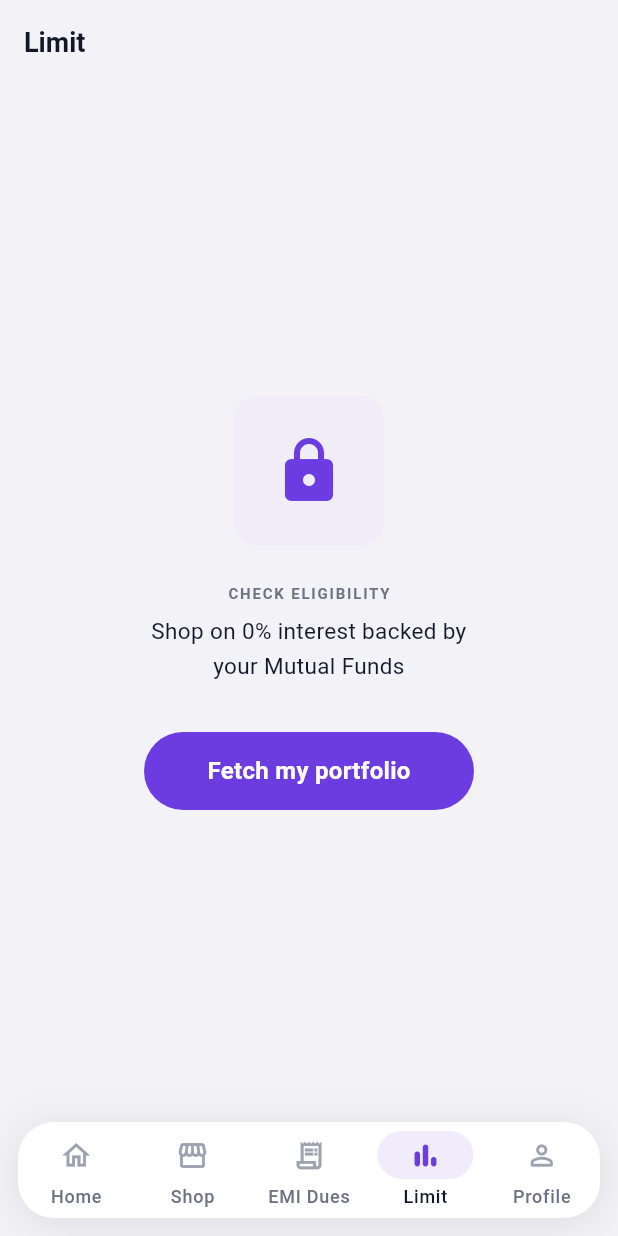
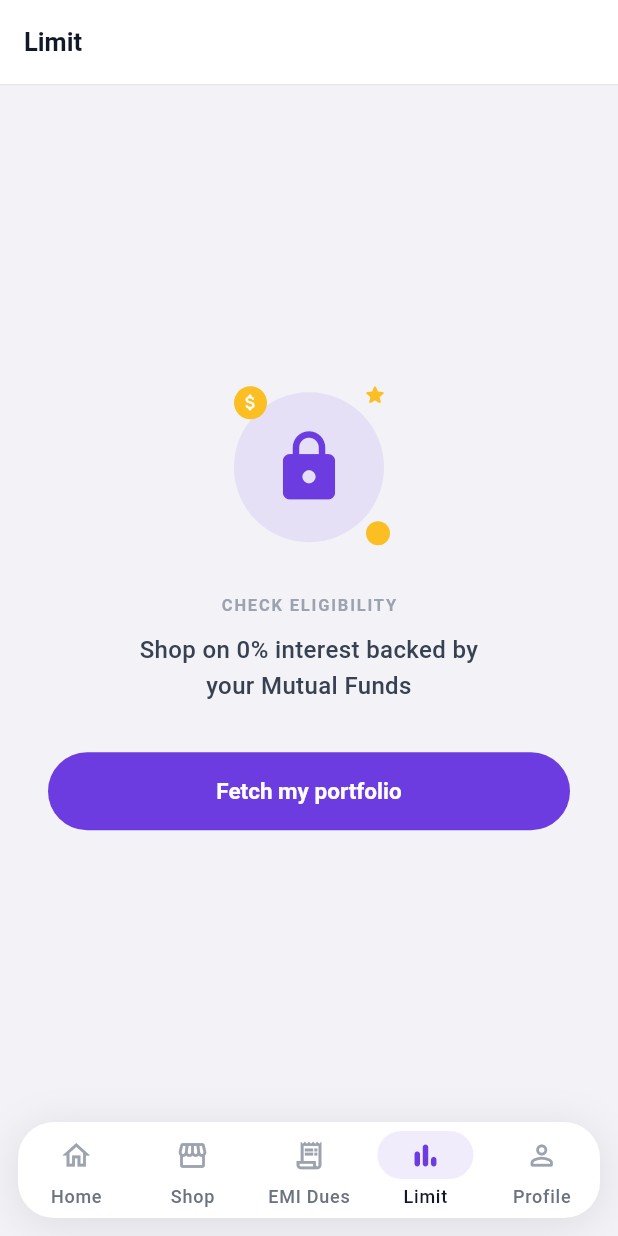
Before and after one commit to dev-yashgupta/1FI-3, a Flutter app: the LimitScreen screen opened by its route, on a phone screen of 412 x 824 dp. Run offline on Flutter 3.47's test engine with Material 3 defaults, Android fonts, the phone set to English and light mode, and no system bars; our stand-ins replace cached_network_image, dio, flutter_riverpod, go_router, shimmer; statements that could not run were skipped.

Commit message:
fix(o): update limit_screen.dart

```diff
--- a/onefi_app/lib/features/limit/limit_screen.dart
+++ b/onefi_app/lib/features/limit/limit_screen.dart
@@ -1,8 +1,6 @@
 import 'package:flutter/material.dart';
 import '../../core/theme/app_colors.dart';
-import '../../core/theme/app_text_styles.dart';
 import '../../core/constants/app_constants.dart';
-import '../../core/widgets/app_button.dart';
 
 class LimitScreen extends StatelessWidget {
   const LimitScreen({super.key});
@@ -12,40 +10,117 @@ class LimitScreen extends StatelessWidget {
     return Scaffold(
       backgroundColor: AppColors.background,
       appBar: AppBar(
-        title: const Text('Limit'),
-        backgroundColor: AppColors.background,
+        backgroundColor: AppColors.surface,
         elevation: 0,
+        title: const Text('Limit',
+            style: TextStyle(
+                fontSize: 17,
+                fontWeight: FontWeight.w700,
+                color: Color(0xFF111827))),
+        bottom: PreferredSize(
+          preferredSize: const Size.fromHeight(1),
+          child: Divider(height: 1, color: AppColors.divider),
+        ),
       ),
       body: Center(
         child: Padding(
-          padding: const EdgeInsets.all(AppConstants.spaceLG),
+          padding: const EdgeInsets.all(32),
           child: Column(
             mainAxisSize: MainAxisSize.min,
             children: [
-              Container(
-                width: 100,
-                height: 100,
-                decoration: BoxDecoration(
-                  color: AppColors.surfaceVariant,
-                  borderRadius: BorderRadius.circular(AppConstants.radiusLG),
+              // Lock illustration with coins — matches screenshot
+              SizedBox(
+                width: 120,
+                height: 120,
+                child: Stack(
+                  alignment: Alignment.center,
+                  children: [
+                    // Purple circle bg
+                    Container(
+                      width: 100,
+                      height: 100,
+                      decoration: BoxDecoration(
+                        color: AppColors.primary.withValues(alpha: 0.10),
+                        shape: BoxShape.circle,
+                      ),
+                    ),
+                    // Lock icon
+                    Icon(Icons.lock_rounded,
+                        color: AppColors.primary, size: 52),
+                    // Gold coin top-left
+                    Positioned(
+                      top: 6,
+                      left: 10,
+                      child: Container(
+                        width: 22,
+                        height: 22,
+                        decoration: const BoxDecoration(
+                          color: Color(0xFFFBBF24),
+                          shape: BoxShape.circle,
+                        ),
+                        child: const Icon(Icons.attach_money_rounded,
+                            color: Colors.white, size: 14),
+                      ),
+                    ),
+                    // Sparkle top-right
+                    Positioned(
+                      top: 4,
+                      right: 8,
+                      child: Icon(Icons.star_rounded,
+                          color: const Color(0xFFFBBF24), size: 16),
+                    ),
+                    // Small coin bottom-right
+                    Positioned(
+                      bottom: 8,
+                      right: 6,
+                      child: Container(
+                        width: 16,
+                        height: 16,
+                        decoration: const BoxDecoration(
+                          color: Color(0xFFFBBF24),
+                          shape: BoxShape.circle,
+                        ),
+                      ),
+                    ),
+                  ],
                 ),
-                child: const Icon(Icons.lock_rounded,
-                    color: AppColors.primary, size: 48),
               ),
               const SizedBox(height: 24),
-              Text('CHECK ELIGIBILITY', style: AppTextStyles.overline),
-              const SizedBox(height: 8),
-              Text(
+              const Text('CHECK ELIGIBILITY',
+                  style: TextStyle(
+                      fontSize: 11,
+                      fontWeight: FontWeight.w700,
+                      color: Color(0xFF9CA3AF),
+                      letterSpacing: 1.2)),
+              const SizedBox(height: 10),
+              const Text(
                 'Shop on 0% interest backed by\nyour Mutual Funds',
-                style: AppTextStyles.bodyLarge,
                 textAlign: TextAlign.center,
+                style: TextStyle(
+                    fontSize: 16,
+                    fontWeight: FontWeight.w500,
+                    color: Color(0xFF374151),
+                    height: 1.5),
               ),
               const SizedBox(height: 32),
               SizedBox(
-                width: 220,
-                child: AppButton(
-                  label: 'Fetch my portfolio',
+                width: double.infinity,
+                height: 52,
+                child: ElevatedButton(
                   onPressed: () {},
+                  style: ElevatedButton.styleFrom(
+                    backgroundColor: AppColors.primary,
+                    shape: RoundedRectangleBorder(
+                      borderRadius:
+                          BorderRadius.circular(AppConstants.radiusPill),
+                    ),
+                    elevation: 0,
+                  ),
+                  child: const Text('Fetch my portfolio',
+                      style: TextStyle(
+                          color: Colors.white,
+                          fontSize: 15,
+                          fontWeight: FontWeight.w700)),
                 ),
               ),
             ],
```
